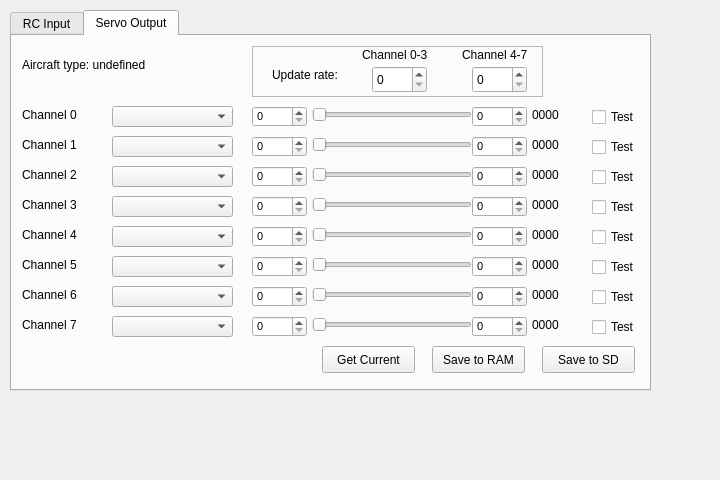
This is ground/src/plugins/config/settingswidget.ui in openpilot/OpenPilot as Qt 5 draws it before an edit. The edited form follows.
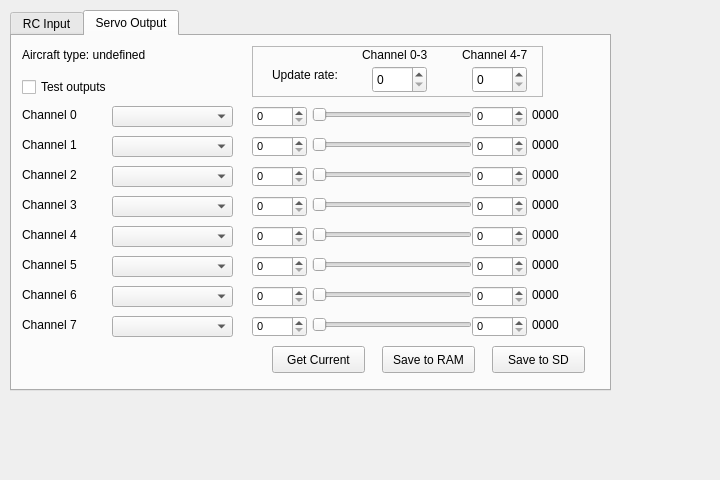
This is the edited form. The open tabs and pages were chosen to show the change.

Commit message: OP-38 Config gadget: you can now test your servo outputs by checking the "Test Outputs" checkbox and moving the sliders. You will need up to date flight firmware for this to work.

Diff of the .ui file:
```diff
--- a/ground/src/plugins/config/settingswidget.ui
+++ b/ground/src/plugins/config/settingswidget.ui
@@ -18,7 +18,7 @@
     <rect>
      <x>10</x>
      <y>10</y>
-     <width>641</width>
+     <width>601</width>
      <height>381</height>
     </rect>
    </property>
@@ -1124,7 +1124,7 @@
      <property name="geometry">
       <rect>
        <x>10</x>
-       <y>20</y>
+       <y>10</y>
        <width>221</width>
        <height>17</height>
       </rect>
@@ -1296,14 +1296,14 @@
      </property>
      <property name="geometry">
       <rect>
-       <x>580</x>
-       <y>70</y>
-       <width>61</width>
+       <x>10</x>
+       <y>40</y>
+       <width>151</width>
        <height>22</height>
       </rect>
      </property>
      <property name="text">
-      <string>Test</string>
+      <string>Test outputs</string>
      </property>
     </widget>
     <widget class="QLabel" name="actuator6Label">
@@ -1411,22 +1411,6 @@
       <enum>Qt::Horizontal</enum>
      </property>
     </widget>
-    <widget class="QCheckBox" name="ch1OutTest">
-     <property name="enabled">
-      <bool>true</bool>
-     </property>
-     <property name="geometry">
-      <rect>
-       <x>580</x>
-       <y>100</y>
-       <width>61</width>
-       <height>22</height>
-      </rect>
-     </property>
-     <property name="text">
-      <string>Test</string>
-     </property>
-    </widget>
     <widget class="QComboBox" name="ch2Output">
      <property name="enabled">
       <bool>true</bool>
@@ -1506,22 +1490,6 @@
       <enum>Qt::Horizontal</enum>
      </property>
     </widget>
-    <widget class="QCheckBox" name="ch2OutTest">
-     <property name="enabled">
-      <bool>true</bool>
-     </property>
-     <property name="geometry">
-      <rect>
-       <x>580</x>
-       <y>130</y>
-       <width>61</width>
-       <height>22</height>
-      </rect>
-     </property>
-     <property name="text">
-      <string>Test</string>
-     </property>
-    </widget>
     <widget class="QComboBox" name="ch3Output">
      <property name="enabled">
       <bool>true</bool>
@@ -1601,22 +1569,6 @@
       <enum>Qt::Horizontal</enum>
      </property>
     </widget>
-    <widget class="QCheckBox" name="ch3OutTest">
-     <property name="enabled">
-      <bool>true</bool>
-     </property>
-     <property name="geometry">
-      <rect>
-       <x>580</x>
-       <y>160</y>
-       <width>61</width>
-       <height>22</height>
-      </rect>
-     </property>
-     <property name="text">
-      <string>Test</string>
-     </property>
-    </widget>
     <widget class="QComboBox" name="ch4Output">
      <property name="geometry">
       <rect>
@@ -1684,19 +1636,6 @@
       <enum>Qt::Horizontal</enum>
      </property>
     </widget>
-    <widget class="QCheckBox" name="ch4OutTest">
-     <property name="geometry">
-      <rect>
-       <x>580</x>
-       <y>190</y>
-       <width>61</width>
-       <height>22</height>
-      </rect>
-     </property>
-     <property name="text">
-      <string>Test</string>
-     </property>
-    </widget>
     <widget class="QComboBox" name="ch5Output">
      <property name="geometry">
       <rect>
@@ -1764,19 +1703,6 @@
       <enum>Qt::Horizontal</enum>
      </property>
     </widget>
-    <widget class="QCheckBox" name="ch5OutTest">
-     <property name="geometry">
-      <rect>
-       <x>580</x>
-       <y>220</y>
-       <width>61</width>
-       <height>22</height>
-      </rect>
-     </property>
-     <property name="text">
-      <string>Test</string>
-     </property>
-    </widget>
     <widget class="QComboBox" name="ch6Output">
      <property name="geometry">
       <rect>
@@ -1844,19 +1770,6 @@
       <enum>Qt::Horizontal</enum>
      </property>
     </widget>
-    <widget class="QCheckBox" name="ch6OutTest">
-     <property name="geometry">
-      <rect>
-       <x>580</x>
-       <y>250</y>
-       <width>61</width>
-       <height>22</height>
-      </rect>
-     </property>
-     <property name="text">
-      <string>Test</string>
-     </property>
-    </widget>
     <widget class="QComboBox" name="ch7Output">
      <property name="geometry">
       <rect>
@@ -1924,23 +1837,10 @@
       <enum>Qt::Horizontal</enum>
      </property>
     </widget>
-    <widget class="QCheckBox" name="ch7OutTest">
-     <property name="geometry">
-      <rect>
-       <x>580</x>
-       <y>280</y>
-       <width>61</width>
-       <height>22</height>
-      </rect>
-     </property>
-     <property name="text">
-      <string>Test</string>
-     </property>
-    </widget>
     <widget class="QPushButton" name="saveRCOutputToSD">
      <property name="geometry">
       <rect>
-       <x>530</x>
+       <x>480</x>
        <y>310</y>
        <width>93</width>
        <height>27</height>
@@ -1957,7 +1857,7 @@
     <widget class="QPushButton" name="getRCOutputCurrent">
      <property name="geometry">
       <rect>
-       <x>310</x>
+       <x>260</x>
        <y>310</y>
        <width>93</width>
        <height>27</height>
@@ -1973,7 +1873,7 @@
     <widget class="QPushButton" name="saveRCOutputToRAM">
      <property name="geometry">
       <rect>
-       <x>420</x>
+       <x>370</x>
        <y>310</y>
        <width>93</width>
        <height>27</height>
```
Left out of the diff: 37 changed lines with no effect on the pictures. The commit also changes 4 other files.
